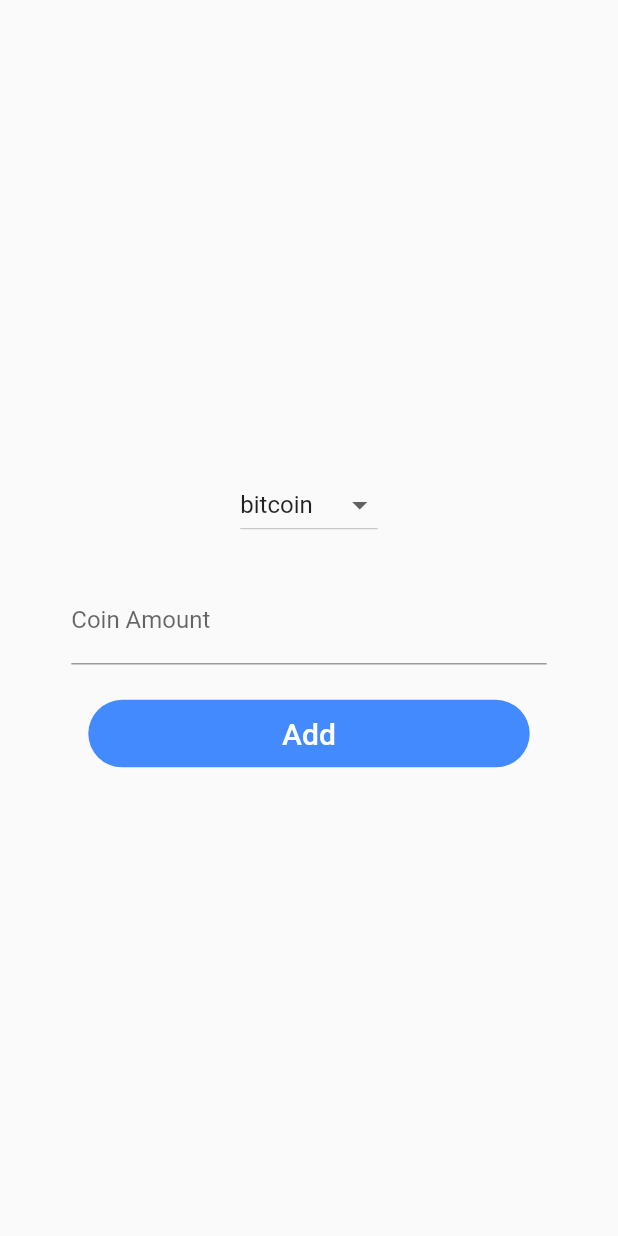
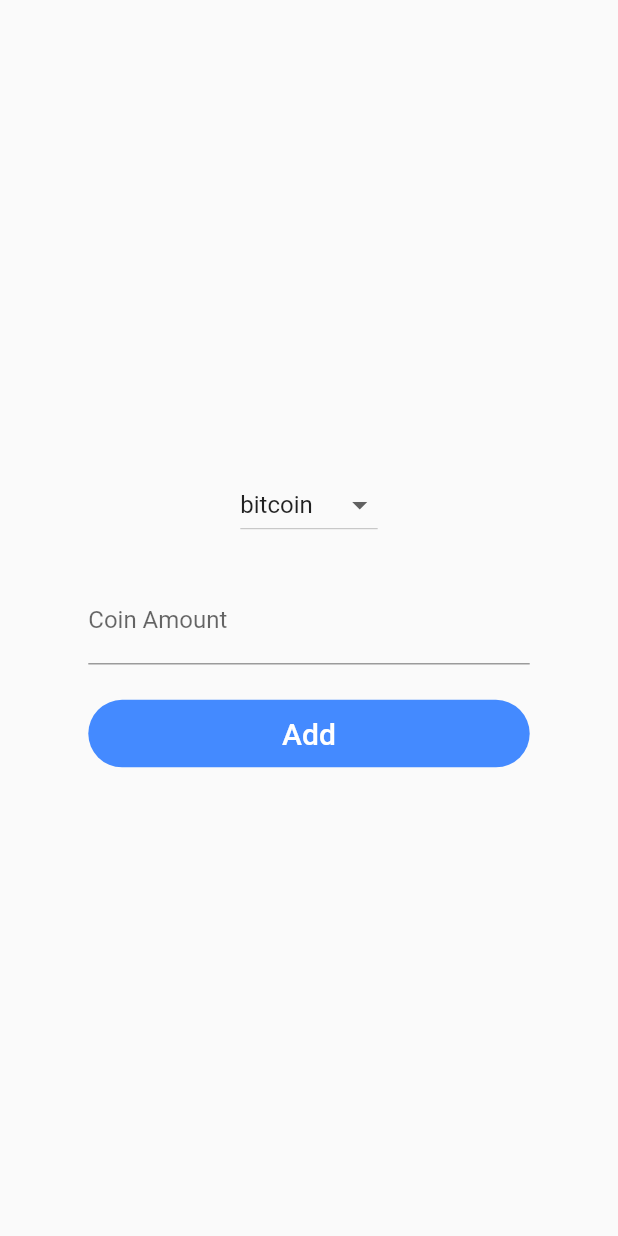
Before and after one commit to t3DDy-choco/flutterfire-cryptowallet, a Flutter app: the HomeView screen opened directly, after a tap on the "add" icon, on a phone screen of 412 x 824 dp. Run offline on Flutter 3.47's test engine with Material 2 defaults, Android fonts, the phone set to English and light mode, and no system bars; our stand-ins replace cloud_firestore, firebase_auth, firebase_core; accounts and stored records are empty; network calls fail.

Commit message:
Update add_view.dart
Responsive design.

```diff
--- a/lib/ui/add_view.dart
+++ b/lib/ui/add_view.dart
@@ -19,7 +19,10 @@
 
   // Created padding element
   SizedBox _padding() => SizedBox(
-        height: MediaQuery.of(context).size.height / 35,
+        height: MediaQuery.of(context).size.height /
+            ((MediaQuery.of(context).orientation == Orientation.portrait
+                ? 35
+                : 15)),
       );
 
   @override
@@ -44,7 +47,10 @@
           ),
           _padding(),
           Container(
-            width: MediaQuery.of(context).size.width / 1.3,
+            width: MediaQuery.of(context).size.width /
+                ((MediaQuery.of(context).orientation == Orientation.portrait
+                    ? 1.4
+                    : 3)),
             child: TextFormField(
               controller: _amountController,
               keyboardType: TextInputType.number,
@@ -55,7 +61,10 @@
           ),
           _padding(),
           Container(
-            width: MediaQuery.of(context).size.width / 1.4,
+            width: MediaQuery.of(context).size.width /
+                ((MediaQuery.of(context).orientation == Orientation.portrait
+                    ? 1.4
+                    : 3)),
             height: 45.0,
             decoration: BoxDecoration(
               borderRadius: BorderRadius.circular(25.0),
```
